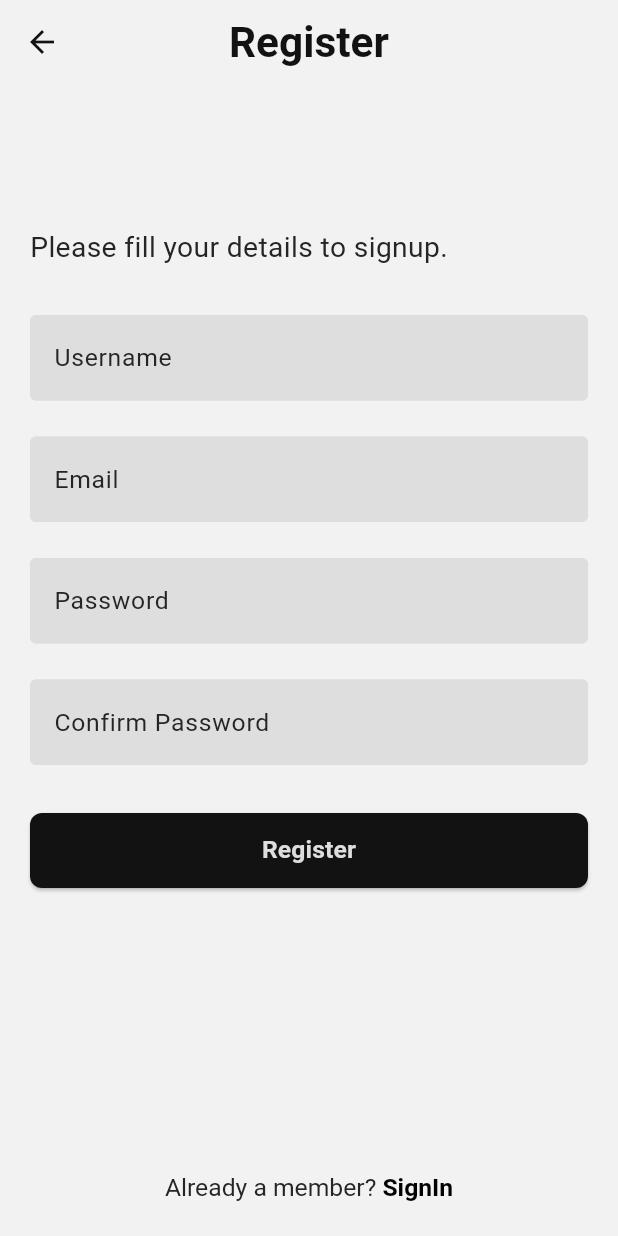
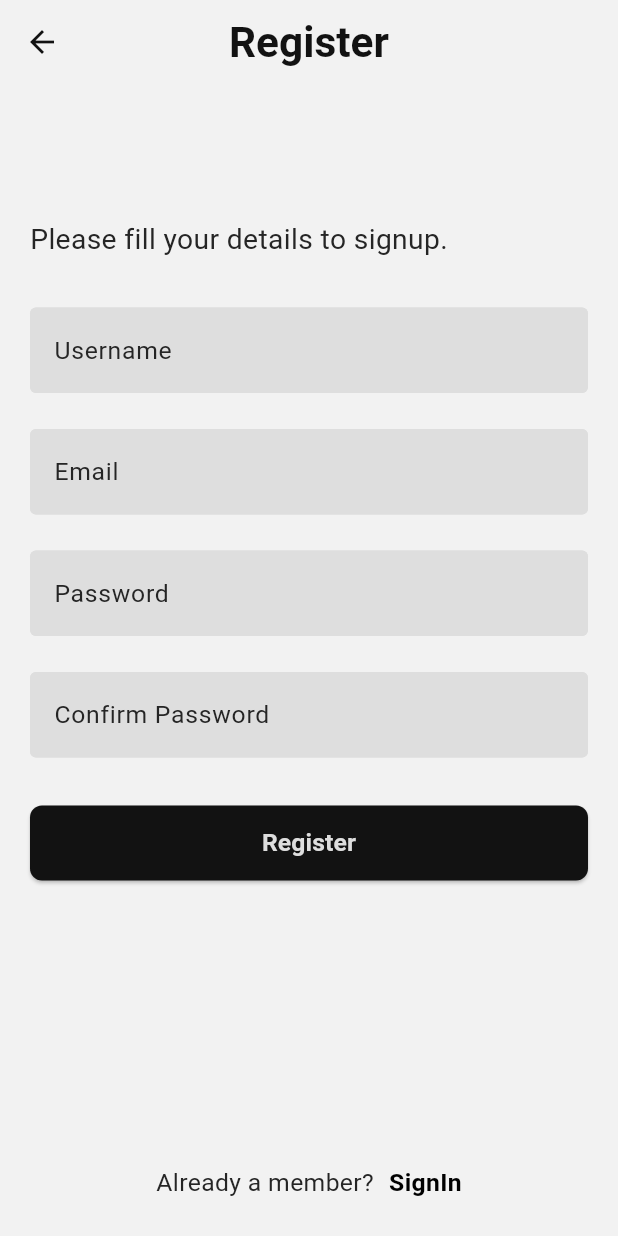
Before and after one commit to mohamedalsamrai/Books_App, a Flutter app: the screen it shows after launch, on a phone screen of 412 x 824 dp. Run offline on Flutter 3.47's test engine with Material 3 defaults, Android fonts, the phone set to English and light mode, and no system bars; Roboto replaces fonts that are missing (OpenSans).

Commit message:
fix screen hight

```diff
--- a/lib/feature/Auth/presentation/views/widgets/register_mobile_layout.dart
+++ b/lib/feature/Auth/presentation/views/widgets/register_mobile_layout.dart
@@ -14,8 +14,10 @@ class RegisterMobileLayout extends StatelessWidget {
         : Padding(
             padding: const EdgeInsets.symmetric(horizontal: 20),
             child: CustomScrollView(
+              physics: const BouncingScrollPhysics(),
               slivers: [
                 SliverFillRemaining(
+                  hasScrollBody: false,
                   child: Column(
                     children: [
                       const Spacer(),
@@ -30,23 +32,33 @@ class RegisterMobileLayout extends StatelessWidget {
                       const Spacer(
                         flex: 2,
                       ),
-                      Align(
-                        alignment: Alignment.center,
-                        child: RichText(
-                          text: TextSpan(
-                            children: [
-                              TextSpan(
-                                text: 'Already a member? ',
-                                style: AppStyle.styleRegular14(context),
-                              ),
-                              TextSpan(
-                                text: 'SignIn',
-                                style: AppStyle.styleSemibold14(context)
-                                    .copyWith(color: const Color(0xff000000)),
-                              ),
-                            ],
+                      // when open keybord
+                      const SizedBox(
+                        height: 10,
+                      ),
+                      Row(
+                        mainAxisAlignment: MainAxisAlignment.center,
+                        children: [
+                          Text("Already a member?",
+                              style: AppStyle.styleRegular14(context)),
+                          const SizedBox(
+                            width: 10,
                           ),
-                        ),
+                          GestureDetector(
+                            child: Text(
+                              'SignIn',
+                              style: AppStyle.styleSemibold14(context)
+                                  .copyWith(color: const Color(0xff000000)),
+                            ),
+                            onTap: () {
+                              Navigator.push(
+                                  context,
+                                  MaterialPageRoute(
+                                    builder: (context) => PageView(),
+                                  ));
+                            },
+                          )
+                        ],
                       ),
                       const SizedBox(
                         height: 23,
```
